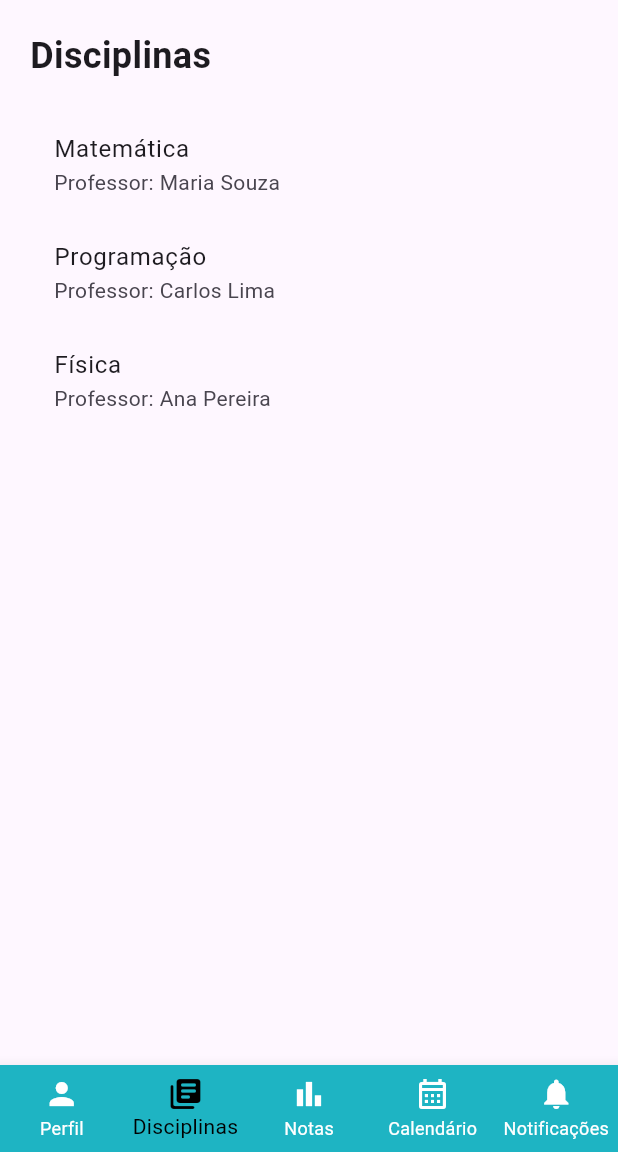
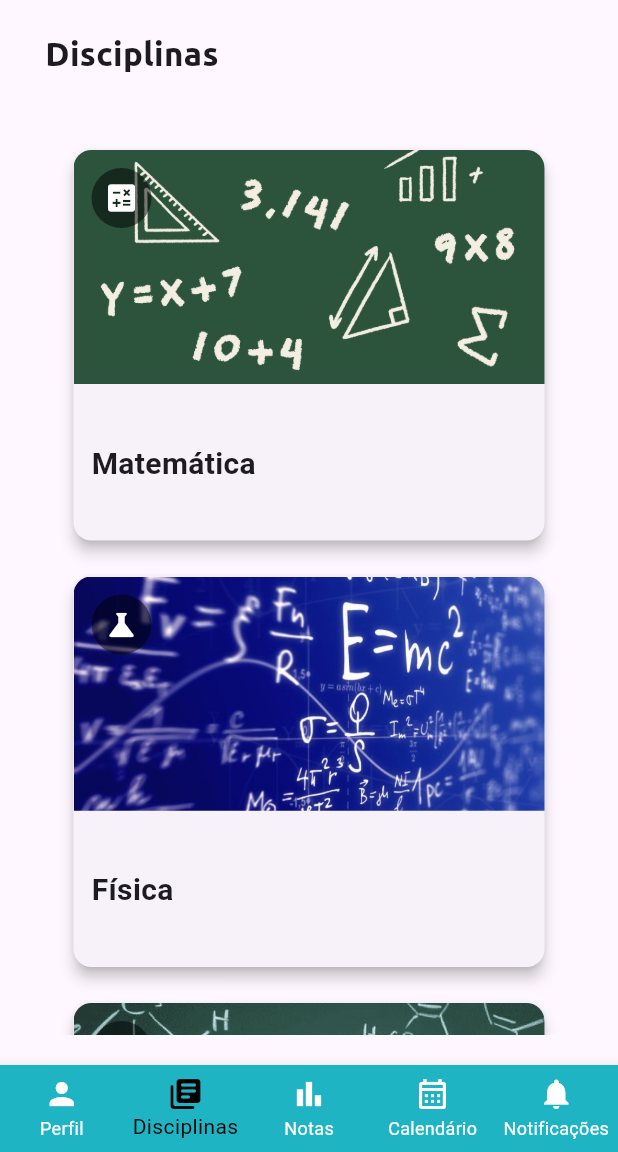
Before and after one commit to antonioVitor04/S4-Poliedro-Sistema-Para-Professores, a Flutter app: the MainAlunoPage screen opened by its route, on a phone screen of 412 x 824 dp, the part 84-1236 px from its top. Run offline on Flutter 3.47's test engine with Material 3 defaults, Android fonts, the phone set to English and light mode, and no system bars; our stand-ins replace shared_preferences; accounts and stored records are empty; network calls fail; project files that could hold a hidden picture were left out.

Commit message:
criação da página disciplinas

```diff
--- /dev/null
+++ b/sistema_poliedro/lib/src/components/animated_card_button.dart
@@ -0,0 +1,53 @@
+import 'package:flutter/material.dart';
+
+class AnimatedCardButton extends StatefulWidget {
+  final Widget Function(bool hovering, double scale) childBuilder;
+  final VoidCallback onTap;
+
+  const AnimatedCardButton({
+    super.key,
+    required this.childBuilder,
+    required this.onTap,
+  });
+
+  @override
+  State<AnimatedCardButton> createState() => _AnimatedCardButtonState();
+}
+
+class _AnimatedCardButtonState extends State<AnimatedCardButton> {
+  double _scale = 1.0;
+  bool _hovering = false;
+
+  void _onTapDown(_) {
+    setState(() => _scale = 1.05);
+  }
+
+  void _onTapUp(_) {
+    setState(() => _scale = 1.0);
+    widget.onTap();
+  }
+
+  void _onTapCancel() {
+    setState(() => _scale = 1.0);
+  }
+
+  @override
+  Widget build(BuildContext context) {
+    return MouseRegion(
+      onEnter: (_) => setState(() {
+        _hovering = true;
+        _scale = 1.02;
+      }),
+      onExit: (_) => setState(() {
+        _hovering = false;
+        _scale = 1.0;
+      }),
+      child: GestureDetector(
+        onTapDown: _onTapDown,
+        onTapUp: _onTapUp,
+        onTapCancel: _onTapCancel,
+        child: widget.childBuilder(_hovering, _scale),
+      ),
+    );
+  }
+}
--- a/sistema_poliedro/lib/src/components/auth_guard.dart
+++ b/sistema_poliedro/lib/src/components/auth_guard.dart
@@ -1,4 +1,4 @@
-import 'package:flutter/material.dart';
+ import 'package:flutter/material.dart';
 import 'package:shared_preferences/shared_preferences.dart';
 import '../pages/login_page.dart';
 
--- /dev/null
+++ b/sistema_poliedro/lib/src/components/disciplina_card.dart
@@ -0,0 +1,109 @@
+import 'package:flutter/material.dart';
+import 'animated_card_button.dart';
+
+class DisciplinaCard extends StatelessWidget {
+  final String disciplina;
+  final String imageAsset;
+  final bool isMobile;
+  final VoidCallback onTap;
+
+  const DisciplinaCard({
+    super.key,
+    required this.disciplina,
+    required this.imageAsset,
+    required this.isMobile,
+    required this.onTap,
+  });
+
+  @override
+  Widget build(BuildContext context) {
+    return AnimatedCardButton(
+      onTap: onTap,
+      childBuilder: (hovering, scale) {
+        return AnimatedScale(
+          scale: scale,
+          duration: const Duration(milliseconds: 150),
+          curve: Curves.easeInOut,
+          child: Card(
+            elevation: hovering ? 10 : 4,
+            shape: RoundedRectangleBorder(
+              borderRadius: BorderRadius.circular(12),
+            ),
+            child: Column(
+              crossAxisAlignment: CrossAxisAlignment.start,
+              children: [
+                // Banner
+                Expanded(
+                  flex: 6,
+                  child: Container(
+                    width: double.infinity,
+                    decoration: BoxDecoration(
+                      borderRadius: const BorderRadius.only(
+                        topLeft: Radius.circular(12),
+                        topRight: Radius.circular(12),
+                      ),
+                      image: DecorationImage(
+                        image: AssetImage(imageAsset),
+                        fit: BoxFit.cover,
+                      ),
+                    ),
+                    child: Align(
+                      alignment: Alignment.topLeft,
+                      child: Container(
+                        margin: const EdgeInsets.only(top: 12, left: 12),
+                        padding: const EdgeInsets.all(8),
+                        decoration: BoxDecoration(
+                          color: Colors.black.withOpacity(0.5),
+                          borderRadius: BorderRadius.circular(20),
+                        ),
+                        child: Icon(
+                          _getIconForDisciplina(disciplina),
+                          color: Colors.white,
+                          size: isMobile ? 24 : 26,
+                        ),
+                      ),
+                    ),
+                  ),
+                ),
+
+                // Nome
+                Expanded(
+                  flex: 4,
+                  child: Padding(
+                    padding:
+                        const EdgeInsets.only(left: 12, top: 8, bottom: 6),
+                    child: Align(
+                      alignment: Alignment.centerLeft,
+                      child: Text(
+                        disciplina,
+                        style: TextStyle(
+                          fontSize: isMobile ? 20 : 21,
+                          fontWeight: FontWeight.bold,
+                        ),
+                        maxLines: 1,
+                        overflow: TextOverflow.ellipsis,
+                      ),
+                    ),
+                  ),
+                ),
+              ],
+            ),
+          ),
+        );
+      },
+    );
+  }
+
+  IconData _getIconForDisciplina(String disciplina) {
+    switch (disciplina.toLowerCase()) {
+      case 'matemática':
+        return Icons.calculate;
+      case 'física':
+        return Icons.science;
+      case 'química':
+        return Icons.emoji_objects;
+      default:
+        return Icons.school;
+    }
+  }
+}
--- a/sistema_poliedro/lib/src/pages/aluno/disciplinas_aluno_page.dart
+++ b/sistema_poliedro/lib/src/pages/aluno/disciplinas_aluno_page.dart
@@ -1,34 +1,98 @@
 import 'package:flutter/material.dart';
+import '../../styles/fontes.dart';
+import '../../components/disciplina_card.dart';
 
 class DisciplinasPage extends StatelessWidget {
   const DisciplinasPage({super.key});
 
   @override
   Widget build(BuildContext context) {
+    final screenWidth = MediaQuery.of(context).size.width;
+    final isMobile = screenWidth < 600;
+
     return Padding(
       padding: const EdgeInsets.all(20),
-      child: ListView(
-        children: const [
-          Text(
-            "Disciplinas",
-            style: TextStyle(fontSize: 24, fontWeight: FontWeight.bold),
+      child: Column(
+        crossAxisAlignment: CrossAxisAlignment.start,
+        children: [
+          Padding(
+            padding: const EdgeInsets.only(left: 10),
+            child: Text(
+              "Disciplinas",
+              style: AppTextStyles.fonteUbuntu.copyWith(
+                fontSize: isMobile ? 22 : 25,
+                fontWeight: FontWeight.bold,
+              ),
+            ),
           ),
-          SizedBox(height: 20),
-          ListTile(
-            title: Text("Matemática"),
-            subtitle: Text("Professor: Maria Souza"),
+          const SizedBox(height: 20),
+
+          Expanded(
+            child: LayoutBuilder(
+              builder: (context, constraints) {
+                int crossAxisCount;
+                if (constraints.maxWidth > 1000) {
+                  crossAxisCount = 3;
+                } else if (constraints.maxWidth > 600) {
+                  crossAxisCount = 2;
+                } else {
+                  crossAxisCount = 1;
+                }
+
+                return GridView.count(
+                  crossAxisCount: crossAxisCount,
+                  crossAxisSpacing: 30,
+                  mainAxisSpacing: 16,
+                  childAspectRatio: _getAspectRatio(constraints.maxWidth),
+                  padding: const EdgeInsets.all(25),
+                  children: [
+                    DisciplinaCard(
+                      disciplina: "Matemática",
+                      imageAsset: "assets/images/matematica.png",
+                      isMobile: isMobile,
+                      onTap: () => _navigateToDisciplina(context, "Matemática"),
+                    ),
+                    DisciplinaCard(
+                      disciplina: "Física",
+                      imageAsset: "assets/images/fisica.jpg",
+                      isMobile: isMobile,
+                      onTap: () => _navigateToDisciplina(context, "Física"),
+                    ),
+                    DisciplinaCard(
+                      disciplina: "Química",
+                      imageAsset: "assets/images/quimica.png",
+                      isMobile: isMobile,
+                      onTap: () => _navigateToDisciplina(context, "Química"),
+                    ),
+                  ],
+                );
+              },
+            ),
           ),
-          ListTile(
-            title: Text("Programação"),
-            subtitle: Text("Professor: Carlos Lima"),
-          ),
-          ListTile(
-            title: Text("Física"),
-            subtitle: Text("Professor: Ana Pereira"),
-          ),
-          // Adicione mais disciplinas
         ],
       ),
     );
   }
+
+  double _getAspectRatio(double width) {
+    if (width > 1000) {
+      return 1.3;
+    } else if (width > 600) {
+      return 1.0;
+    } else {
+      return 1.2;
+    }
+  }
+
+  void _navigateToDisciplina(BuildContext context, String disciplina) {
+    Navigator.push(
+      context,
+      MaterialPageRoute(
+        builder: (context) => Scaffold(
+          appBar: AppBar(title: Text(disciplina)),
+          body: Center(child: Text("Página de $disciplina")),
+        ),
+      ),
+    );
+  }
 }
--- a/sistema_poliedro/lib/src/pages/login_page.dart
+++ b/sistema_poliedro/lib/src/pages/login_page.dart
@@ -58,7 +58,7 @@ class _LoginPageState extends State<LoginPage> {
         // Aguarda que o token seja salvo antes de navegar
         Navigator.pushReplacementNamed(
           context,
-          '/aluno',
+          '/aluno_protected',
           arguments: {'initialRoute': '/disciplinas'},
         );
       } else {
```
Also changed, not shown: sistema_poliedro/lib/src/pages/aluno/calendario_aluno_page.dart (+16 -9 lines), sistema_poliedro/lib/src/pages/aluno/notas_aluno_page.dart (+10 -4 lines), sistema_poliedro/lib/src/pages/aluno/notificacoes_aluno_page.dart (+12 -6 lines), sistema_poliedro/lib/src/pages/aluno/perfil_aluno_page.dart (+11 -5 lines), sistema_poliedro/assets/images/fisica.jpg (added), sistema_poliedro/assets/images/matematica.png (added), sistema_poliedro/assets/images/quimica.png (added), sistema_poliedro/lib/src/pages/aluno/disciplina_aluno_page.dart (added).
